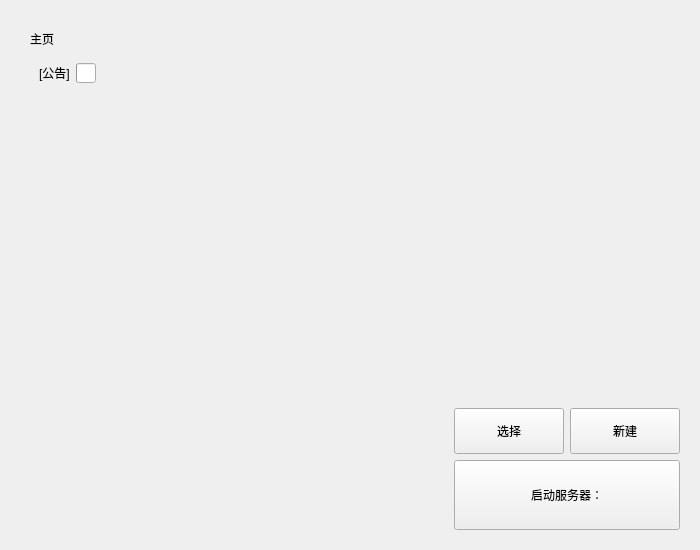
First picture: the form in QtUI/Pages/homeInterface.ui, repository MCSLTeam/MCSL2, before the edit.
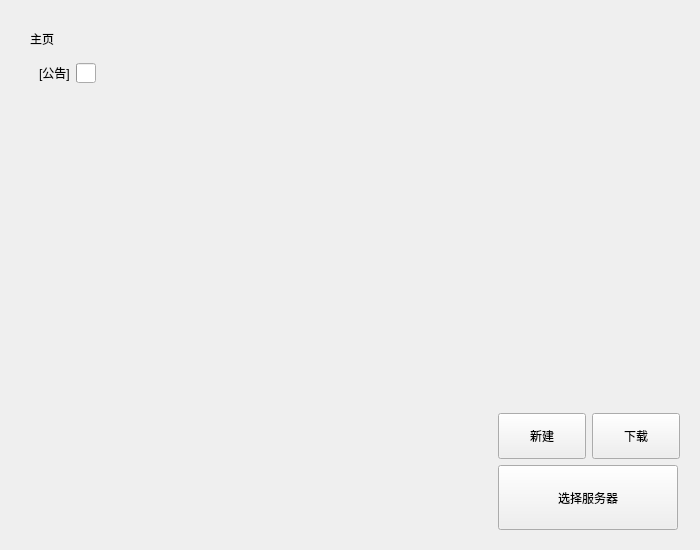
Second picture: the form after the edit. Custom widgets are drawn as their Qt base class.

Commit message: Add | new server controller

```diff
--- a/QtUI/Pages/homeInterface.ui
+++ b/QtUI/Pages/homeInterface.ui
@@ -106,18 +106,18 @@
      </property>
      <property name="minimumSize">
       <size>
-       <width>244</width>
-       <height>140</height>
+       <width>200</width>
+       <height>135</height>
       </size>
      </property>
      <property name="maximumSize">
       <size>
-       <width>244</width>
-       <height>140</height>
+       <width>200</width>
+       <height>135</height>
       </size>
      </property>
      <layout class="QGridLayout" name="gridLayout_2">
-      <item row="0" column="2">
+      <item row="1" column="0">
        <widget class="PushButton" name="newServerBtn">
         <property name="sizePolicy">
          <sizepolicy hsizetype="Expanding" vsizetype="Expanding">
@@ -133,41 +133,44 @@
         </property>
        </widget>
       </item>
-      <item row="1" column="1" colspan="2">
-       <widget class="PrimaryPushButton" name="startServerBtn">
+      <item row="1" column="1">
+       <widget class="PushButton" name="downloadButton">
         <property name="sizePolicy">
          <sizepolicy hsizetype="Expanding" vsizetype="Expanding">
-          <horstretch>2</horstretch>
+          <horstretch>0</horstretch>
+          <verstretch>0</verstretch>
+         </sizepolicy>
+        </property>
+        <property name="text">
+         <string>下载</string>
+        </property>
+       </widget>
+      </item>
+      <item row="2" column="0" colspan="2">
+       <widget class="PrimaryPushButton" name="selectServerBtn">
+        <property name="sizePolicy">
+         <sizepolicy hsizetype="Expanding" vsizetype="Expanding">
+          <horstretch>0</horstretch>
           <verstretch>0</verstretch>
          </sizepolicy>
         </property>
         <property name="minimumSize">
          <size>
-          <width>0</width>
-          <height>70</height>
+          <width>180</width>
+          <height>65</height>
          </size>
         </property>
-        <property name="focusPolicy">
-         <enum>Qt::NoFocus</enum>
+        <property name="maximumSize">
+         <size>
+          <width>180</width>
+          <height>65</height>
+         </size>
         </property>
-        <property name="text">
-         <string>启动服务器：</string>
-        </property>
-       </widget>
-      </item>
-      <item row="0" column="1">
-       <widget class="PushButton" name="selectServerBtn">
-        <property name="sizePolicy">
-         <sizepolicy hsizetype="Expanding" vsizetype="Expanding">
-          <horstretch>0</horstretch>
-          <verstretch>0</verstretch>
-         </sizepolicy>
-        </property>
         <property name="focusPolicy">
          <enum>Qt::NoFocus</enum>
         </property>
         <property name="text">
-         <string>选择</string>
+         <string>选择服务器</string>
         </property>
        </widget>
       </item>
```
The commit also changes 15 other files.
